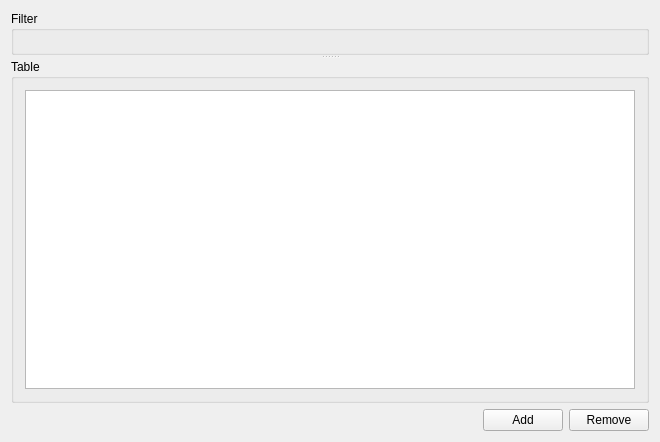
This is Src/MainWindow.ui in gomons/Programm as Qt 5 draws it before an edit. The edited form follows.
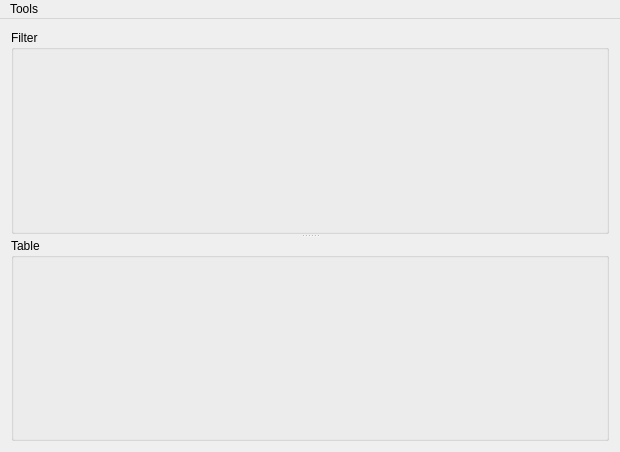
This is the edited form. Icons and pictures are not drawn.

Diff of the .ui file:
```diff
--- a/Src/MainWindow.ui
+++ b/Src/MainWindow.ui
@@ -6,8 +6,8 @@
    <rect>
     <x>0</x>
     <y>0</y>
-    <width>660</width>
-    <height>442</height>
+    <width>620</width>
+    <height>452</height>
    </rect>
   </property>
   <property name="windowTitle">
@@ -33,59 +33,33 @@
        <property name="title">
         <string>Table</string>
        </property>
-       <layout class="QVBoxLayout" name="verticalLayout">
-        <item>
-         <widget class="QTableView" name="tableView"/>
-        </item>
-       </layout>
       </widget>
      </widget>
     </item>
-    <item>
-     <layout class="QHBoxLayout" name="addRemoveLayout">
-      <item>
-       <spacer name="horizontalSpacer">
-        <property name="orientation">
-         <enum>Qt::Horizontal</enum>
-        </property>
-        <property name="sizeHint" stdset="0">
-         <size>
-          <width>40</width>
-          <height>20</height>
-         </size>
-        </property>
-       </spacer>
-      </item>
-      <item>
-       <widget class="QPushButton" name="addButton">
-        <property name="sizePolicy">
-         <sizepolicy hsizetype="Fixed" vsizetype="Fixed">
-          <horstretch>0</horstretch>
-          <verstretch>0</verstretch>
-         </sizepolicy>
-        </property>
-        <property name="text">
-         <string>Add</string>
-        </property>
-       </widget>
-      </item>
-      <item>
-       <widget class="QPushButton" name="removeButton">
-        <property name="sizePolicy">
-         <sizepolicy hsizetype="Fixed" vsizetype="Fixed">
-          <horstretch>0</horstretch>
-          <verstretch>0</verstretch>
-         </sizepolicy>
-        </property>
-        <property name="text">
-         <string>Remove</string>
-        </property>
-       </widget>
-      </item>
-     </layout>
-    </item>
    </layout>
   </widget>
+  <widget class="QMenuBar" name="menuBar">
+   <property name="geometry">
+    <rect>
+     <x>0</x>
+     <y>0</y>
+     <width>620</width>
+     <height>21</height>
+    </rect>
+   </property>
+   <widget class="QMenu" name="menuTools">
+    <property name="title">
+     <string>Tools</string>
+    </property>
+    <addaction name="selectHeadersAction"/>
+   </widget>
+   <addaction name="menuTools"/>
+  </widget>
+  <action name="selectHeadersAction">
+   <property name="text">
+    <string>Select headers...</string>
+   </property>
+  </action>
  </widget>
  <layoutdefault spacing="6" margin="11"/>
  <resources>
```
